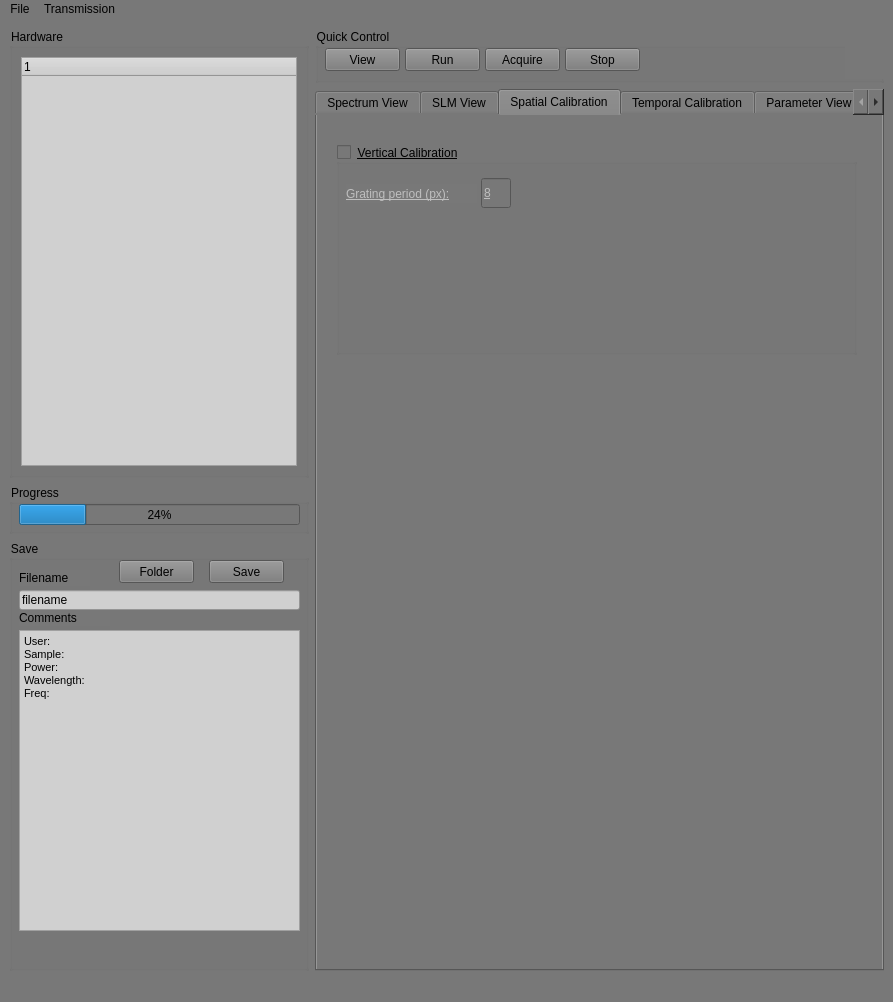
Before: the Qt Designer form src/GUI/main_GUI.ui in SilvaScience/colberto, drawn with Qt 5.
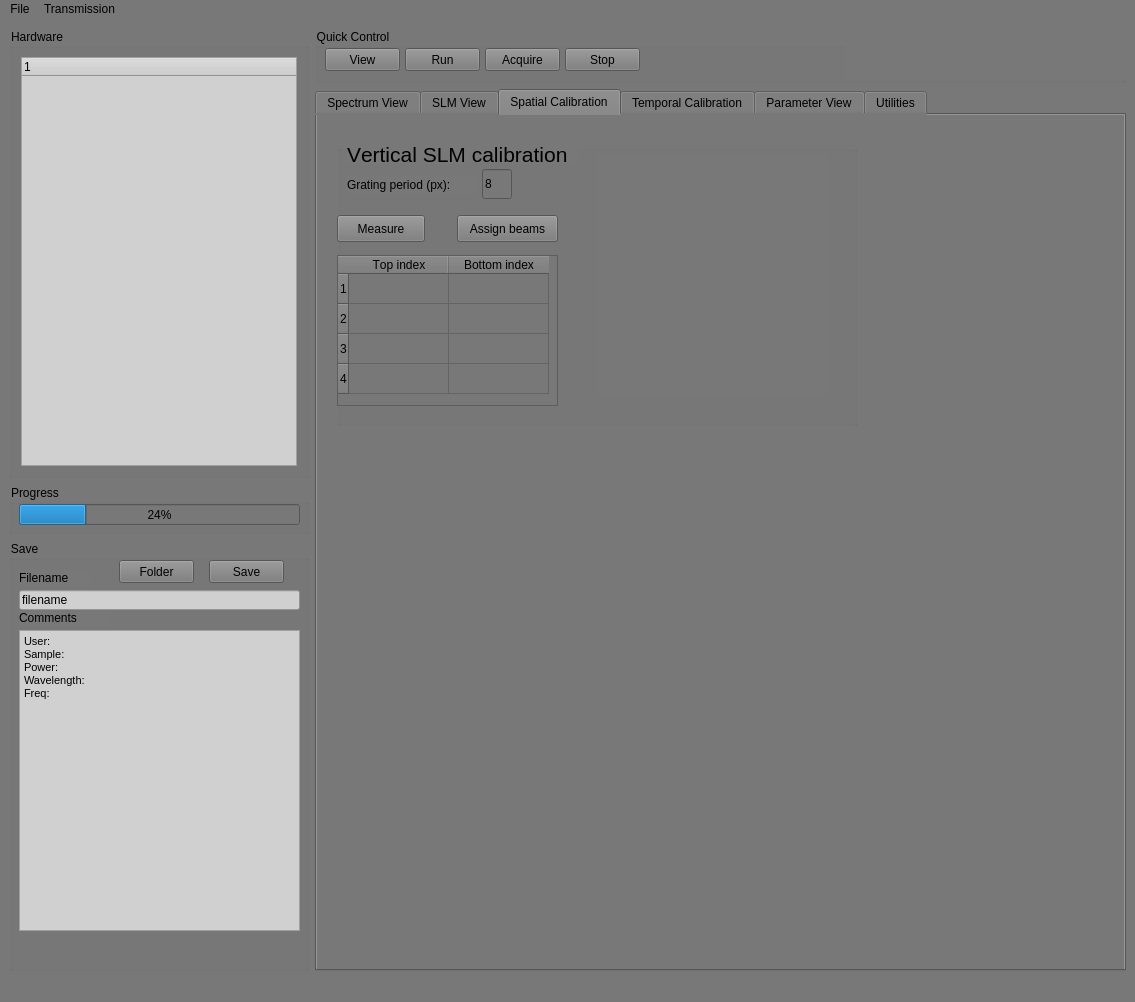
After: the same form once the commit is applied. Custom widgets are drawn as their Qt base class.

Commit message: Added vertical calibration plotting area in GUI

Patch:
```diff
--- a/src/GUI/main_GUI.ui
+++ b/src/GUI/main_GUI.ui
@@ -6,7 +6,7 @@
    <rect>
     <x>0</x>
     <y>0</y>
-    <width>893</width>
+    <width>1135</width>
     <height>1002</height>
    </rect>
   </property>
@@ -330,25 +330,25 @@
          <widget class="QGroupBox" name="vertical_calibration_groupbox">
           <property name="geometry">
            <rect>
-            <x>19</x>
-            <y>29</y>
+            <x>20</x>
+            <y>30</y>
             <width>521</width>
-            <height>211</height>
+            <height>281</height>
            </rect>
           </property>
           <property name="font">
            <font>
             <weight>50</weight>
             <bold>false</bold>
-            <underline>true</underline>
-            <kerning>true</kerning>
+            <underline>false</underline>
+            <kerning>false</kerning>
            </font>
           </property>
           <property name="title">
-           <string>Vertical Calibration</string>
+           <string/>
           </property>
           <property name="checkable">
-           <bool>true</bool>
+           <bool>false</bool>
           </property>
           <property name="checked">
            <bool>false</bool>
@@ -357,7 +357,7 @@
            <property name="geometry">
             <rect>
              <x>145</x>
-             <y>34</y>
+             <y>24</y>
              <width>30</width>
              <height>30</height>
             </rect>
@@ -376,7 +376,7 @@
            <property name="geometry">
             <rect>
              <x>10</x>
-             <y>40</y>
+             <y>30</y>
              <width>131</width>
              <height>19</height>
             </rect>
@@ -385,6 +385,93 @@
             <string>Grating period (px):</string>
            </property>
           </widget>
+          <widget class="PlotWidget" name="vertical_calib_plot_layout" native="true">
+           <property name="enabled">
+            <bool>true</bool>
+           </property>
+           <property name="geometry">
+            <rect>
+             <x>260</x>
+             <y>10</y>
+             <width>231</width>
+             <height>241</height>
+            </rect>
+           </property>
+          </widget>
+          <widget class="QPushButton" name="measure_vertical_calibration">
+           <property name="geometry">
+            <rect>
+             <x>0</x>
+             <y>70</y>
+             <width>88</width>
+             <height>27</height>
+            </rect>
+           </property>
+           <property name="text">
+            <string>Measure</string>
+           </property>
+          </widget>
+          <widget class="QTableWidget" name="beam_vertical_delimiters_table">
+           <property name="geometry">
+            <rect>
+             <x>0</x>
+             <y>110</y>
+             <width>221</width>
+             <height>151</height>
+            </rect>
+           </property>
+           <property name="rowCount">
+            <number>4</number>
+           </property>
+           <property name="columnCount">
+            <number>2</number>
+           </property>
+           <row/>
+           <row/>
+           <row/>
+           <row/>
+           <column>
+            <property name="text">
+             <string>Top index</string>
+            </property>
+           </column>
+           <column>
+            <property name="text">
+             <string>Bottom index</string>
+            </property>
+           </column>
+          </widget>
+          <widget class="QPushButton" name="assign_beams_button">
+           <property name="geometry">
+            <rect>
+             <x>120</x>
+             <y>70</y>
+             <width>101</width>
+             <height>27</height>
+            </rect>
+           </property>
+           <property name="text">
+            <string>Assign beams</string>
+           </property>
+          </widget>
+          <widget class="QLabel" name="label_vertical_calibration_box">
+           <property name="geometry">
+            <rect>
+             <x>10</x>
+             <y>0</y>
+             <width>231</width>
+             <height>19</height>
+            </rect>
+           </property>
+           <property name="font">
+            <font>
+             <pointsize>16</pointsize>
+            </font>
+           </property>
+           <property name="text">
+            <string>Vertical SLM calibration </string>
+           </property>
+          </widget>
          </widget>
         </widget>
         <widget class="QWidget" name="temporal_tab">
@@ -598,7 +685,7 @@
     <rect>
      <x>0</x>
      <y>0</y>
-     <width>893</width>
+     <width>1135</width>
      <height>24</height>
     </rect>
    </property>
@@ -690,6 +777,14 @@
    </property>
   </action>
  </widget>
+ <customwidgets>
+  <customwidget>
+   <class>PlotWidget</class>
+   <extends>QWidget</extends>
+   <header>pyqtgraph</header>
+   <container>1</container>
+  </customwidget>
+ </customwidgets>
  <resources/>
  <connections/>
 </ui>
```
The commit also changes 2 other files.
